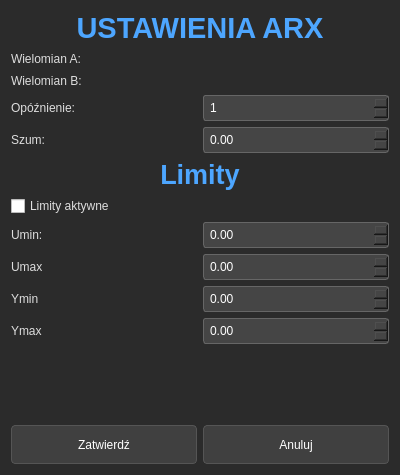
Above: ustawieniaarx.ui from KajetanBed/ProjektPKSEM3 before the change. Below: the same form after it.
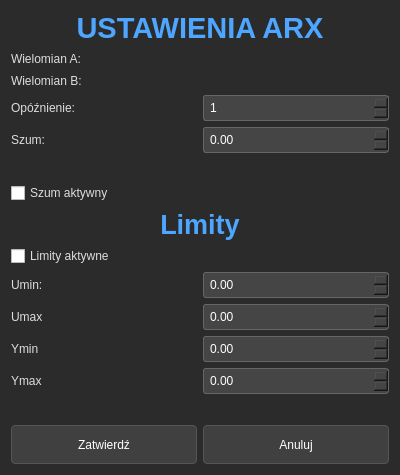
That is the form after the change.

```diff
--- a/ustawieniaarx.ui
+++ b/ustawieniaarx.ui
@@ -226,6 +226,26 @@
            </item>
           </layout>
          </item>
+         <item>
+          <spacer name="verticalSpacer_2">
+           <property name="orientation">
+            <enum>Qt::Vertical</enum>
+           </property>
+           <property name="sizeHint" stdset="0">
+            <size>
+             <width>20</width>
+             <height>40</height>
+            </size>
+           </property>
+          </spacer>
+         </item>
+         <item>
+          <widget class="QCheckBox" name="checkSzum">
+           <property name="text">
+            <string>Szum aktywny</string>
+           </property>
+          </widget>
+         </item>
         </layout>
        </item>
       </layout>
```
